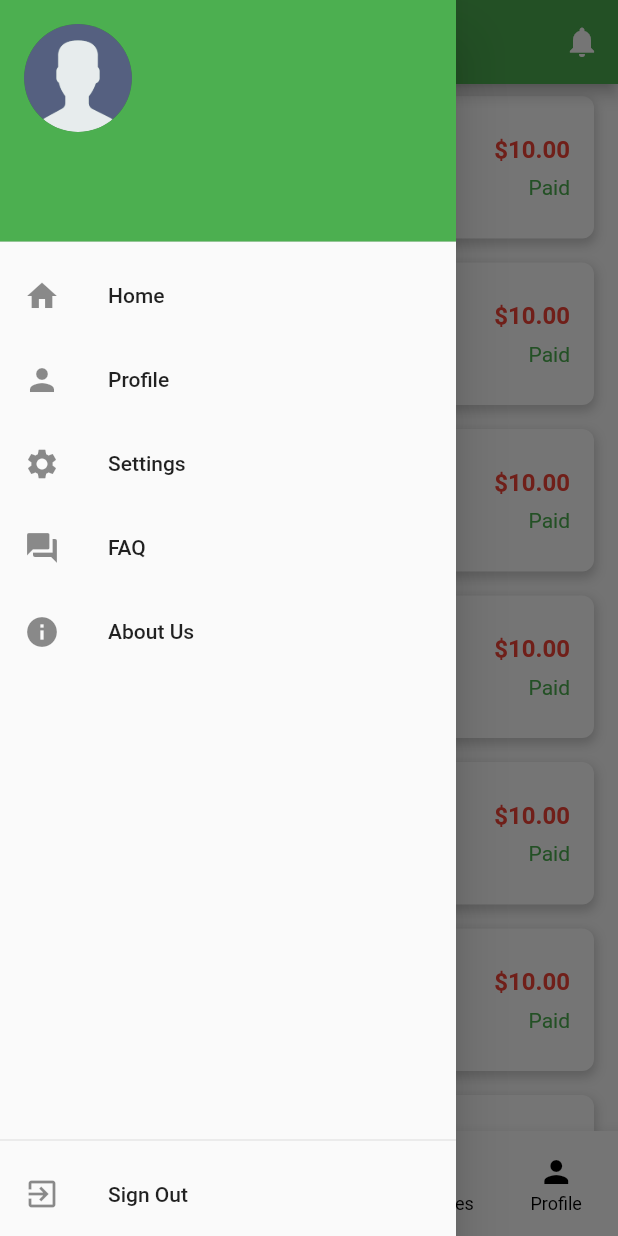
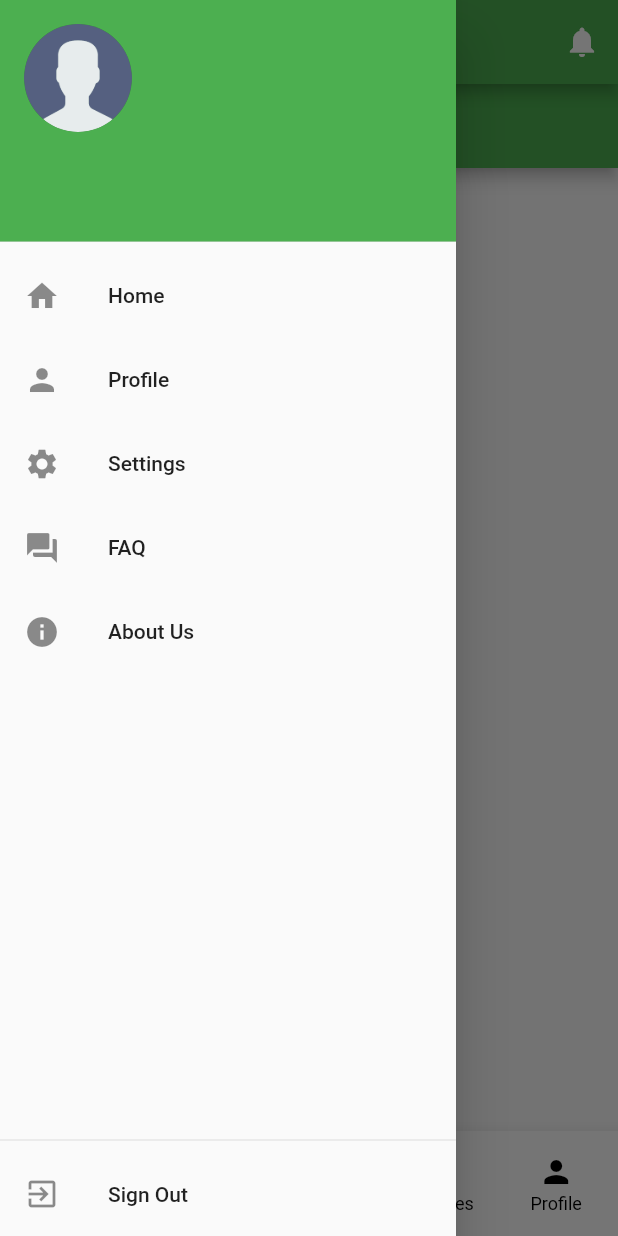
Before and after one commit to singhao3/TaskMatch, a Flutter app: the screen it shows once a user with an empty profile is signed in, item 2 of the bottom bar chosen, with the side drawer open, on a phone screen of 412 x 824 dp. Run offline on Flutter 3.47's test engine with Material 2 defaults, Android fonts, the phone set to English and light mode, and no system bars; our stand-ins replace animated_text_kit, cloud_firestore, firebase_auth, firebase_core, firebase_messaging, firebase_storage and 1 more; accounts and stored records are empty.

Commit message:
Add status

```diff
--- a/lib/pages/taskseeker/task_seeker_post.dart
+++ b/lib/pages/taskseeker/task_seeker_post.dart
@@ -46,14 +46,15 @@ class _TaskSeekerInterfaceState extends State<TaskSeekerInterface> {
 
       // Create a task document in Firestore
       final currentUser = FirebaseAuth.instance.currentUser;
-      final userId = currentUser?.uid;
+      final taskSeekerId = currentUser?.uid;
       await FirebaseFirestore.instance.collection('tasks').add({
-        'userId': userId,
+        'taskSeekerId': taskSeekerId,
         'title': _taskTitleController.text.trim(),
         'description': _taskDescriptionController.text.trim(),
         'budget': double.parse(_taskBudgetController.text.trim()),
         'image': imageUrl,
         'createdAt': FieldValue.serverTimestamp(),
+        'status': 'Not Applied', // Include the status field with the value "Not Applied"
       });
 
       // Reset the form fields after posting the task
--- a/lib/util/historygrid.dart
+++ b/lib/util/historygrid.dart
@@ -1,80 +1,131 @@
 import 'package:flutter/material.dart';
+import 'package:cloud_firestore/cloud_firestore.dart';
+import 'package:firebase_auth/firebase_auth.dart';
 
 class HistoryGrid extends StatelessWidget {
-  const HistoryGrid({Key? key});
+  @override
+  Widget build(BuildContext context) {
+    final user = FirebaseAuth.instance.currentUser;
+    final taskSeekerId = user?.uid;
+
+    return Scaffold(
+      appBar: AppBar(
+        title: Text('Task History'),
+      ),
+      body: StreamBuilder<QuerySnapshot>(
+        stream: FirebaseFirestore.instance
+            .collection('tasks')
+            .where('taskSeekerId', isEqualTo: taskSeekerId)
+            .snapshots(),
+        builder: (context, snapshot) {
+          if (snapshot.hasError) {
+            return Text('Error: ${snapshot.error}');
+          }
+
+          if (snapshot.connectionState == ConnectionState.waiting) {
+            return Center(
+              child: CircularProgressIndicator(),
+            );
+          }
+
+          final tasks = snapshot.data?.docs ?? [];
+
+          if (tasks.isEmpty) {
+            return Center(
+              child: Text('No tasks posted.'),
+            );
+          }
+
+          return ListView.builder(
+            itemCount: tasks.length,
+            itemBuilder: (context, index) {
+              final task = tasks[index];
+              final title = task['title'] ?? '';
+              final description = task['description'] ?? '';
+              final status = task['status'] ?? 'Not Applied';
+
+              return ListTile(
+                title: Text(title),
+                subtitle: Text(description),
+                trailing: Text(status),
+                onTap: () {
+                  Navigator.push(
+                    context,
+                    MaterialPageRoute(
+                      builder: (context) =>
+                          TaskDetailsScreen(taskId: task.id),
+                    ),
+                  );
+                },
+              );
+            },
+          );
+        },
+      ),
+    );
+  }
+}
+
+class TaskDetailsScreen extends StatelessWidget {
+  final String taskId;
+
+  TaskDetailsScreen({required this.taskId});
 
   @override
   Widget build(BuildContext context) {
-    return ListView.builder(
-      itemCount: 10,
-      itemBuilder: (context, index) {
-        return Container(
-          margin: EdgeInsets.symmetric(horizontal: 16.0, vertical: 8.0),
-          padding: EdgeInsets.all(16.0),
-          decoration: BoxDecoration(
-            borderRadius: BorderRadius.circular(8.0),
-            color: Colors.white,
-            boxShadow: [
-              BoxShadow(
-                color: Colors.grey.withOpacity(0.5),
-                spreadRadius: 1,
-                blurRadius: 5,
-                offset: Offset(0, 3),
+    return Scaffold(
+      appBar: AppBar(
+        title: Text('Task Details'),
+      ),
+      body: StreamBuilder<DocumentSnapshot>(
+        stream: FirebaseFirestore.instance
+            .collection('tasks')
+            .doc(taskId)
+            .snapshots(),
+        builder: (context, snapshot) {
+          if (snapshot.hasError) {
+            return Text('Error: ${snapshot.error}');
+          }
+
+          if (snapshot.connectionState == ConnectionState.waiting) {
+            return Center(
+              child: CircularProgressIndicator(),
+            );
+          }
+
+          final task = snapshot.data?.data() as Map<String, dynamic>?;
+
+          if (task == null) {
+            return Center(
+              child: Text('Task not found.'),
+            );
+          }
+
+          final title = task['title'] ?? '';
+          final description = task['description'] ?? '';
+          final budget = task['budget'] ?? '';
+          final image = task['image'] ?? '';
+
+          return Column(
+            children: [
+              if (image.isNotEmpty) Image.network(image),
+              SizedBox(height: 16.0),
+              ListTile(
+                title: Text('Title'),
+                subtitle: Text(title),
+              ),
+              ListTile(
+                title: Text('Description'),
+                subtitle: Text(description),
+              ),
+              ListTile(
+                title: Text('Budget'),
+                subtitle: Text(budget.toString()),
               ),
             ],
-          ),
-          child: Row(
-            mainAxisAlignment: MainAxisAlignment.spaceBetween,
-            children: [
-              Expanded(
-                child: Column(
-                  crossAxisAlignment: CrossAxisAlignment.start,
-                  children: [
-                    Text(
-                      'Project Name $index',
-                      style: TextStyle(
-                        fontWeight: FontWeight.bold,
-                        fontSize: 16,
-                      ),
-                    ),
-                    const SizedBox(height: 4),
-                    Text(
-                      'Description $index',
-                      style: TextStyle(fontSize: 14, color: Colors.grey),
-                    ),
-                    const SizedBox(height: 8),
-                    Text(
-                      'Date: May 10, 2023',
-                      style: TextStyle(fontSize: 14, color: Colors.grey),
-                    ),
-                  ],
-                ),
-              ),
-              Column(
-                crossAxisAlignment: CrossAxisAlignment.end,
-                children: [
-                  Text(
-                    '\$10.00',
-                    style: TextStyle(
-                      fontWeight: FontWeight.bold,
-                      fontSize: 16,
-                      color: Colors.red,
-                    ),
-                  ),
-                  const SizedBox(height: 8),
-                  Text(
-                    'Paid',
-                    style: TextStyle(
-                      fontSize: 14,
-                      color: Colors.green,
-                    ),
-                  ),
-                ],
-              ),
-            ],
-          ),
-        );
-      },
+          );
+        },
+      ),
     );
   }
 }
```
